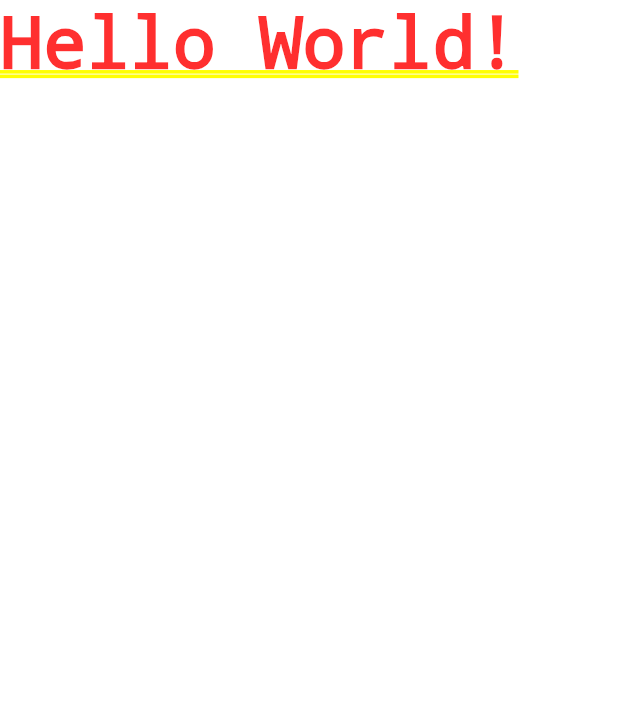
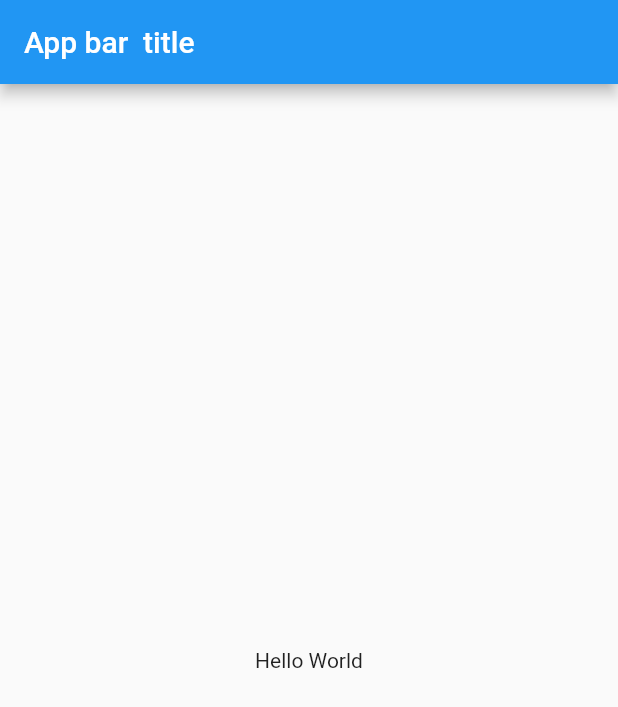
Before and after one commit to wonjangcloud9/webtoon, a Flutter app: the screen it shows after launch, on a phone screen of 412 x 824 dp. Shown: the top 707 px of the screen. Run offline on Flutter 3.47's test engine with Material 2 defaults, Android fonts, the phone set to English and light mode, and no system bars.

Commit message:
Scaffold

```diff
--- a/lib/main.dart
+++ b/lib/main.dart
@@ -12,6 +12,13 @@ class App extends StatelessWidget {
         theme: ThemeData(
           primarySwatch: Colors.blue,
         ),
-        home: Text("Hello World!"));
+        home: Scaffold(
+          appBar: AppBar(
+            title: Text('App bar  title'),
+          ),
+          body: Center(
+            child: Text('Hello World'),
+          ),
+        ));
   }
 }
```
